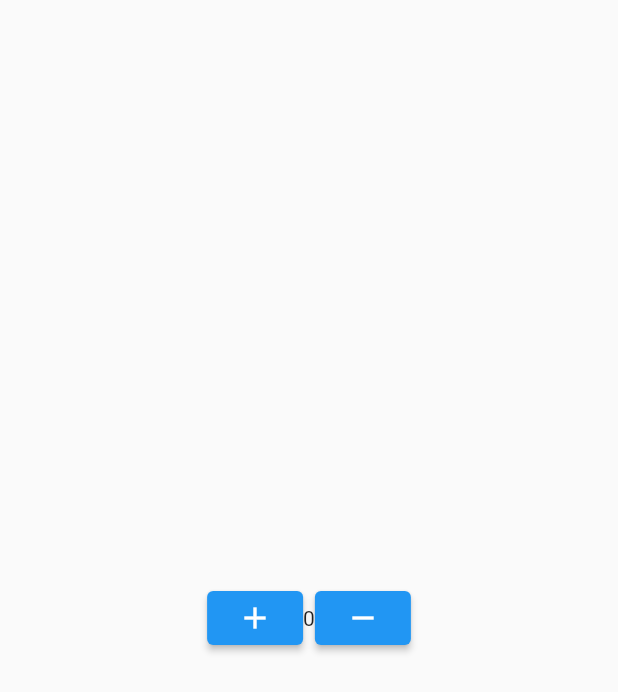
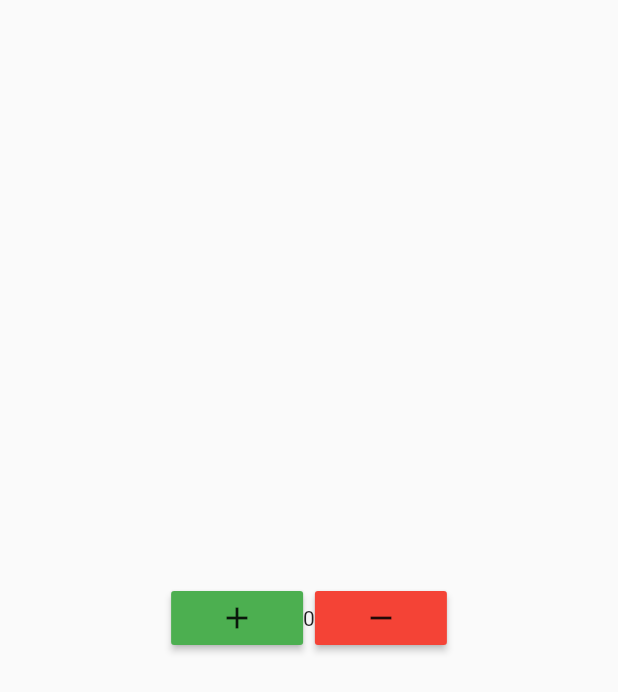
Before and after one commit to samiFlutter/getx01, a Flutter app: the screen it shows after launch, on a phone screen of 412 x 824 dp. Shown: the top 692 px of the screen. Run offline on Flutter 3.47's test engine with Material 2 defaults, Android fonts, the phone set to English and light mode, and no system bars; our stand-ins replace get.

Commit message:
first time

```diff
--- /dev/null
+++ b/lib/view/counter.dart
@@ -0,0 +1,32 @@
+import 'package:flutter/material.dart';
+import 'package:get/get.dart';
+import 'package:getx01/controller/controller.dart';
+
+class CounterPage extends StatelessWidget {
+  CounterPage({Key? key}) : super(key: key);
+ final Controller c =Get.put(Controller());
+  @override
+  Widget build(BuildContext context) {
+    return Scaffold(
+      body: Column(
+        mainAxisAlignment: MainAxisAlignment.center,
+        children: [
+          Row(
+            mainAxisAlignment: MainAxisAlignment.center,
+            children: [
+              MaterialButton(
+                color: Colors.green,
+                child: Icon(Icons.add,),
+                  onPressed: (){}),
+              Text("${c.count}"),
+              MaterialButton(
+                color: Colors.red,
+                child: Icon(Icons.remove,),
+                  onPressed: (){}),
+            ],
+          )
+        ],
+      ),
+    );
+  }
+}
--- a/lib/view/incdecpage.dart
+++ /dev/null
@@ -1,43 +0,0 @@
-import 'package:flutter/cupertino.dart';
-import 'package:flutter/material.dart';
-import 'package:get/get.dart';
-import 'package:getx01/controller/controller.dart';
-
-class IncDecPage extends StatelessWidget {
-   IncDecPage({Key? key}) : super(key: key);
- final Controller c = Get.put(Controller());
-  @override
-  Widget build(BuildContext context) {
-    return Scaffold(
-      body: Center(
-        child: Row(
-          mainAxisAlignment: MainAxisAlignment.center,
-          children: [
-            ElevatedButton(
-              child: Icon(Icons.add),
-              onPressed: () {
-                c.increment();
-              },
-            ),
-            Obx(()=>Text("${c.count}")),
-            /*
-            GetBuilder<Controller>(
-              init: Controller(),
-                builder:(context){
-                return Text("${c.count}");
-                } ),*/
-            //Obx(()=>Text("${c.count}";),
-            ElevatedButton(
-              child: Icon(Icons.remove),
-              onPressed: () {
-                c.decrement();
-              },
-            ),
-
-
-          ],
-        ),
-      ),
-    );
-  }
-}
```
Also changed, not shown: lib/main.dart (+16 -2 lines), lib/view/another.dart (deleted, +0 -18 lines), lib/view/home.dart (+11 -5 lines), lib/view/other.dart (deleted, +0 -14 lines), lib/view/pageone.dart (added, +24 -0 lines), lib/view/pagethree.dart (added, +19 -0 lines), lib/view/pagetwo.dart (added, +22 -0 lines).
